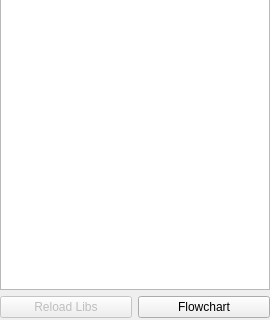
Qt form pyqtgraphCore/flowchart/FlowchartCtrlTemplate.ui (kushalkolar/MESmerize) before a commit; both pictures show x 0 to 270 and y 179 to 499 of the 270 by 499 pixel window.
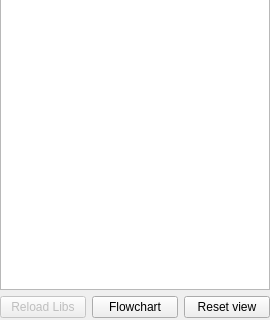
The same form after that commit. Custom widgets are drawn as their Qt base class.

Patch:
```diff
--- a/pyqtgraphCore/flowchart/FlowchartCtrlTemplate.ui
+++ b/pyqtgraphCore/flowchart/FlowchartCtrlTemplate.ui
@@ -106,6 +106,13 @@
          </property>
         </widget>
        </item>
+       <item>
+        <widget class="QPushButton" name="BtnResetView">
+         <property name="text">
+          <string>Reset view</string>
+         </property>
+        </widget>
+       </item>
       </layout>
      </item>
     </layout>
```
